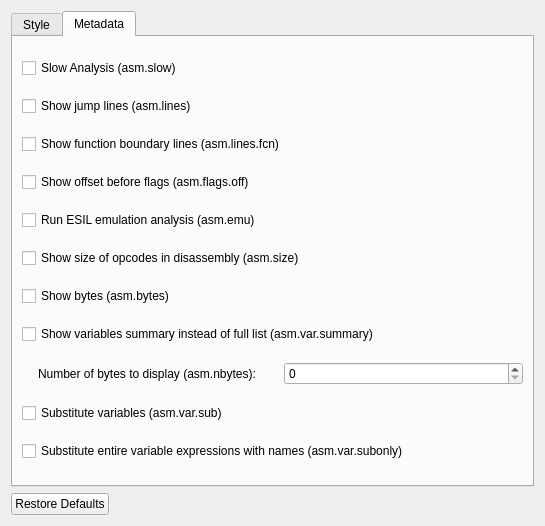
The window that src/dialogs/preferences/AsmOptionsWidget.ui (rizinorg/cutter) describes before a commit, drawn with Qt 5.
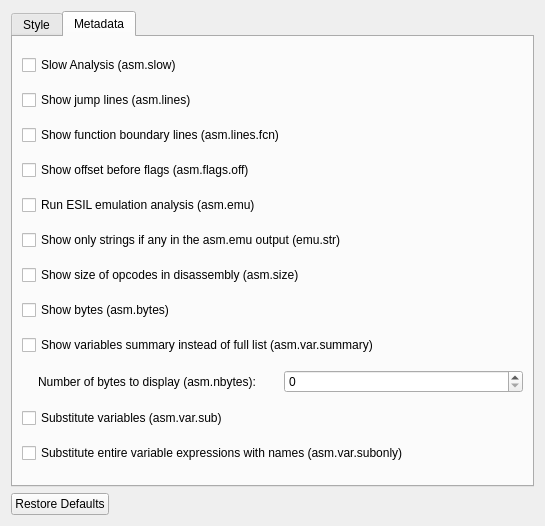
The same window after the commit. The open tabs and pages were chosen to show the change.

Commit message: Add emu.str in Preferences->Metadata

Diff of the .ui file:
```diff
--- a/src/dialogs/preferences/AsmOptionsWidget.ui
+++ b/src/dialogs/preferences/AsmOptionsWidget.ui
@@ -239,6 +239,13 @@
          </property>
         </widget>
        </item>
+       <item>
+        <widget class="QCheckBox" name="emuStrCheckBox">
+         <property name="text">
+          <string>Show only strings if any in the asm.emu output (emu.str)</string>
+         </property>
+        </widget>
+       </item>
        <item>
         <widget class="QCheckBox" name="sizeCheckBox">
          <property name="text">
```
Left out of the diff: 2 changed lines with no effect on the pictures. Lines whose indentation alone changed are shown as unchanged. The commit also changes 2 other files.
